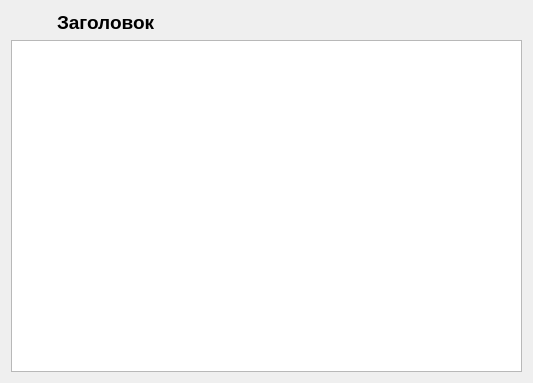
This is Forms/EntitiesForm/EntitiesForm.ui in maks1596/professional-qualities-admin as Qt 5 draws it before an edit. The edited form follows.
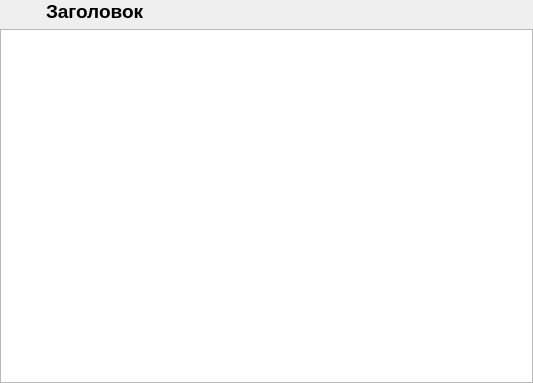
This is the edited form. Icons and pictures are not drawn.

What changed in the file:
```diff
--- a/Forms/EntitiesForm/EntitiesForm.ui
+++ b/Forms/EntitiesForm/EntitiesForm.ui
@@ -14,6 +14,18 @@
    <string>Form</string>
   </property>
   <layout class="QVBoxLayout" name="verticalLayout" stretch="0,1">
+   <property name="leftMargin">
+    <number>0</number>
+   </property>
+   <property name="topMargin">
+    <number>0</number>
+   </property>
+   <property name="rightMargin">
+    <number>0</number>
+   </property>
+   <property name="bottomMargin">
+    <number>0</number>
+   </property>
    <item>
     <layout class="QHBoxLayout" name="horizontalLayout_2" stretch="0,1,0">
      <item>
```
